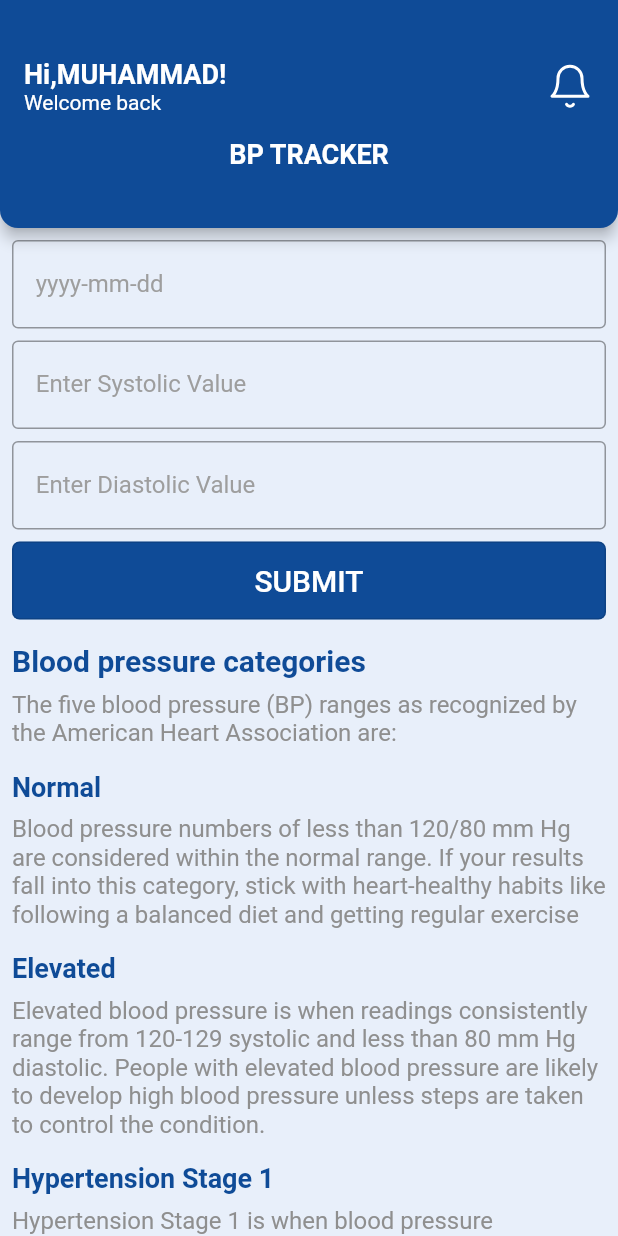
After one commit to webbysys/health-care, a Flutter app: the BpTrackerScreen screen opened directly, on a phone screen of 412 x 824 dp. The commit adds this screen. Run offline on Flutter 3.47's test engine with Material 2 defaults, Android fonts, the phone set to English and light mode, and no system bars; our stand-ins replace carousel_slider, dropdown_button2, flutter_svg, pie_chart.

Commit message:
Modified healthTracker Screen

```diff
--- /dev/null
+++ b/lib/screens/health_ tracker/bp_tracker.dart
@@ -0,0 +1,268 @@
+import 'package:flutter/material.dart';
+import 'package:healthcare/screens/health_%20tracker/health_tracker_screen.dart';
+import 'package:healthcare/utilis/const_color.dart';
+
+import '../../widgets/appbar.dart';
+
+class BpTrackerScreen extends StatefulWidget {
+  const BpTrackerScreen({Key? key}) : super(key: key);
+
+  @override
+  State<BpTrackerScreen> createState() => _BpTrackerScreenState();
+}
+
+class _BpTrackerScreenState extends State<BpTrackerScreen> {
+  String date = '', systolicBp = '', diastolicBp = '';
+  final TextEditingController _dateController = TextEditingController();
+  final TextEditingController _systolicBpController = TextEditingController();
+  final TextEditingController _diastolicBpController = TextEditingController();
+
+  final _formKey = GlobalKey<FormState>();
+  @override
+  Widget build(BuildContext context) {
+    return Scaffold(
+      body: Container(
+        height: double.infinity,
+        color: ConstantsColor.backgroundColor,
+        child: Column(
+          children: [
+            AppDefaultBar(title: "BP TRACKER", userNAme: " userNAme"),
+            const SizedBox(
+              height: 8,
+            ),
+            Expanded(
+              child: SingleChildScrollView(
+                child: Padding(
+                  padding: const EdgeInsets.only(left: 8.0, right: 8),
+                  child: Column(
+                    crossAxisAlignment: CrossAxisAlignment.start,
+                    children: [
+                      Form(
+                          key: _formKey,
+                          child: Column(
+                            children: [
+                              TextFormField(
+                                controller: _dateController,
+                                keyboardType: TextInputType.text,
+                                textAlign: TextAlign.center,
+                                decoration: const InputDecoration(
+                                  contentPadding:
+                                      EdgeInsets.symmetric(vertical: 20),
+                                  labelText: '    yyyy-mm-dd',
+                                  hintText: '  yyyy-mm-dd',
+                                  border: OutlineInputBorder(),
+                                  hintStyle: TextStyle(
+                                      color: Colors.grey,
+                                      fontStyle: FontStyle.normal),
+                                  labelStyle: TextStyle(
+                                      color: Colors.grey,
+                                      fontStyle: FontStyle.normal),
+                                ),
+                              ),
+                              const SizedBox(
+                                height: 8,
+                              ),
+                              TextFormField(
+                                controller: _systolicBpController,
+                                keyboardType: TextInputType.text,
+                                textAlign: TextAlign.center,
+                                decoration: const InputDecoration(
+                                  contentPadding:
+                                      EdgeInsets.symmetric(vertical: 20),
+                                  labelText: '    Enter Systolic Value',
+                                  hintText: '  Enter Systolic Value',
+                                  border: OutlineInputBorder(),
+                                  hintStyle: TextStyle(
+                                      color: Colors.grey,
+                                      fontStyle: FontStyle.normal),
+                                  labelStyle: TextStyle(
+                                      color: Colors.grey,
+                                      fontStyle: FontStyle.normal),
+                                ),
+                              ),
+                              const SizedBox(
+                                height: 8,
+                              ),
+                              TextFormField(
+                                controller: _diastolicBpController,
+                                keyboardType: TextInputType.text,
+                                textAlign: TextAlign.center,
+                                decoration: const InputDecoration(
+                                  contentPadding:
+                                      EdgeInsets.symmetric(vertical: 20),
+                                  labelText: '    Enter Diastolic Value',
+                                  hintText: '    Enter Diastolic Value',
+                                  border: OutlineInputBorder(),
+                                  hintStyle: TextStyle(
+                                      color: Colors.grey,
+                                      fontStyle: FontStyle.normal),
+                                  labelStyle: TextStyle(
+                                      color: Colors.grey,
+                                      fontStyle: FontStyle.normal),
+                                ),
+                              ),
+                            ],
+                          )),
+                      const SizedBox(
+                        height: 8,
+                      ),
+                      SizedBox(
+                        width: double.maxFinite,
+                        height: 52,
+                        child: OutlinedButton(
+                          onPressed: () {
+                            Navigator.of(context).pushReplacement(MaterialPageRoute(
+                                builder: (context) => const HealthTrackerScreen()));
+                          },
+                          style: OutlinedButton.styleFrom(
+                            backgroundColor: ConstantsColor.primaryColor,
+                            shape: RoundedRectangleBorder(
+                              borderRadius: BorderRadius.circular(5),
+                            ),
+                          ),
+                          child: const Text(
+                            'SUBMIT',
+                            style: TextStyle(color: Colors.white, fontSize: 20),
+                          ),
+                        ),
+                      ),
+                      const SizedBox(
+                        height: 16,
+                      ),
+                      const Text(
+                        'Blood pressure categories',
+                        style: TextStyle(
+                            color: ConstantsColor.primaryColor,
+                            fontSize: 20,
+                        fontWeight: FontWeight.bold),
+                      ),
+                      const SizedBox(
+                        height: 8,
+                      ),
+                      const Text(
+                        'The five blood pressure (BP) ranges as recognized by the American Heart Association are:',
+                        style: TextStyle(
+                            color: ConstantsColor.greyColor,
+                            fontSize: 16,
+                            fontWeight: FontWeight.normal),
+                        textAlign: TextAlign.start,
+                      ),
+                      const SizedBox(
+                        height: 16,
+                      ),
+                      const Text(
+                        'Normal',
+                        style: TextStyle(
+                            color: ConstantsColor.primaryColor,
+                            fontSize: 18,
+                            fontWeight: FontWeight.bold),
+                      ),
+                      const SizedBox(
+                        height: 8,
+                      ),
+                      const Text(
+                        'Blood pressure numbers of less than 120/80 mm Hg are considered within the normal range. If your results fall into this category, stick with heart-healthy habits like following a balanced diet and getting regular exercise',
+                        style: TextStyle(
+                            color: ConstantsColor.greyColor,
+                            fontSize: 16,
+                            fontWeight: FontWeight.normal),
+                        textAlign: TextAlign.start,
+                      ),
+                      const SizedBox(
+                        height: 16,
+                      ),
+                      const Text(
+                        'Elevated',
+                        style: TextStyle(
+                            color: ConstantsColor.primaryColor,
+                            fontSize: 18,
+                            fontWeight: FontWeight.bold),
+                      ),
+                      const SizedBox(
+                        height: 8,
+                      ),
+                      const Text(
+                        'Elevated blood pressure is when readings consistently range from 120-129 systolic and less than 80 mm Hg diastolic. People with elevated blood pressure are likely to develop high blood pressure unless steps are taken to control the condition.',
+                        style: TextStyle(
+                            color: ConstantsColor.greyColor,
+                            fontSize: 16,
+                            fontWeight: FontWeight.normal),
+                        textAlign: TextAlign.start,
+                      ),
+                      const SizedBox(
+                        height: 16,
+                      ),
+                      const Text(
+                        'Hypertension Stage 1',
+                        style: TextStyle(
+                            color: ConstantsColor.primaryColor,
+                            fontSize: 18,
+                            fontWeight: FontWeight.bold),
+                      ),
+                      const SizedBox(
+                        height: 8,
+                      ),
+                      const Text(
+                        'Hypertension Stage 1 is when blood pressure consistently ranges from 130-139 systolic or 80-89 mm Hg diastolic. At this stage of high blood pressure, doctors are likely to prescribe lifestyle changes and may consider adding blood pressure medication based on your risk of atherosclerotic cardiovascular disease (ASCVD), such as heart attack or stroke.',
+                        style: TextStyle(
+                            color: ConstantsColor.greyColor,
+                            fontSize: 16,
+                            fontWeight: FontWeight.normal),
+                        textAlign: TextAlign.start,
+                      ),
+                      const SizedBox(
+                        height: 16,
+                      ),
+                      const Text(
+                        'Hypertension Stage 2',
+                        style: TextStyle(
+                            color: ConstantsColor.primaryColor,
+                            fontSize: 18,
+                            fontWeight: FontWeight.bold),
+                      ),
+                      const SizedBox(
+                        height: 8,
+                      ),
+                      const Text(
+                        'Hypertension Stage 2 is when blood pressure consistently ranges at 140/90 mm Hg or higher. At this stage of high blood pressure, doctors are likely to prescribe a combination of blood pressure medications and lifestyle changes.',
+                        style: TextStyle(
+                            color: ConstantsColor.greyColor,
+                            fontSize: 16,
+                            fontWeight: FontWeight.normal),
+                        textAlign: TextAlign.start,
+                      ),
+                      const SizedBox(
+                        height: 16,
+                      ),
+                      const Text(
+                        'Hypertensive crisis',
+                        style: TextStyle(
+                            color: ConstantsColor.primaryColor,
+                            fontSize: 18,
+                            fontWeight: FontWeight.bold),
+                      ),
+                      const SizedBox(
+                        height: 8,
+                      ),
+                      const Text(
+                        'This stage of high blood pressure requires medical attention. If your blood pressure readings suddenly exceed 180/120 mm Hg, wait five minutes and then test your blood pressure again. If your readings are still unusually high, contact your doctor immediately. You could be experiencing a hypertensive crisis.',
+                        style: TextStyle(
+                            color: ConstantsColor.greyColor,
+                            fontSize: 16,
+                            fontWeight: FontWeight.normal),
+                        textAlign: TextAlign.start,
+                      ),
+                      const SizedBox(
+                        height: 32,
+                      ),
+                    ],
+                  ),
+                ),
+              ),
+            ),
+          ],
+        ),
+      ),
+    );
+  }
+}
--- a/lib/utilis/mixins.dart
+++ b/lib/utilis/mixins.dart
@@ -240,4 +240,5 @@ class Mixins{
   final List<String> patientGender = ['Male','Female','Others'];
   final List<String> doctorAppoinmentSlots = ['8 am - 9am','9 am - 10 am','10 am - 11 am','11 am - 12 pm'];
   final List<String> virtualLabServiceType = ['CT scan','Blood Group','CVC'];
+  final List<String> glucoseTestTimeperiod = ['Fasting','Random','2 Hours After BreakFast'];
 }
```
Also changed, not shown: lib/screens/health_ tracker/body_temparature_screen.dart (added, +27 -0 lines), lib/screens/health_ tracker/glucose_tracker_screen.dart (added, +243 -0 lines), lib/screens/health_ tracker/health_tracker_screen.dart (+8 -2 lines).
